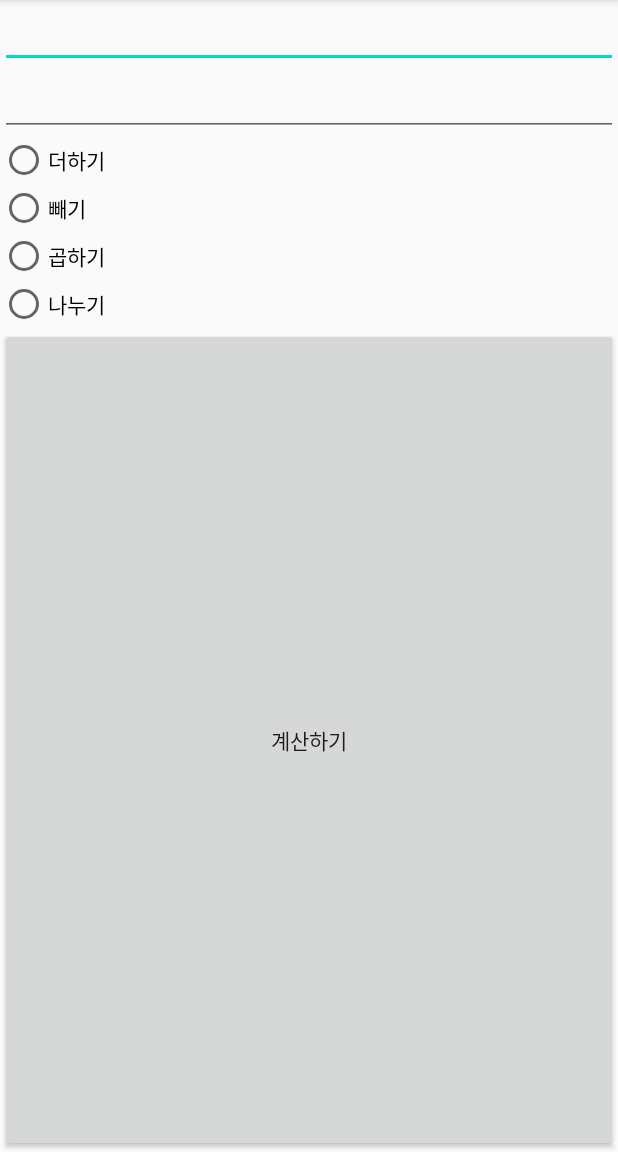
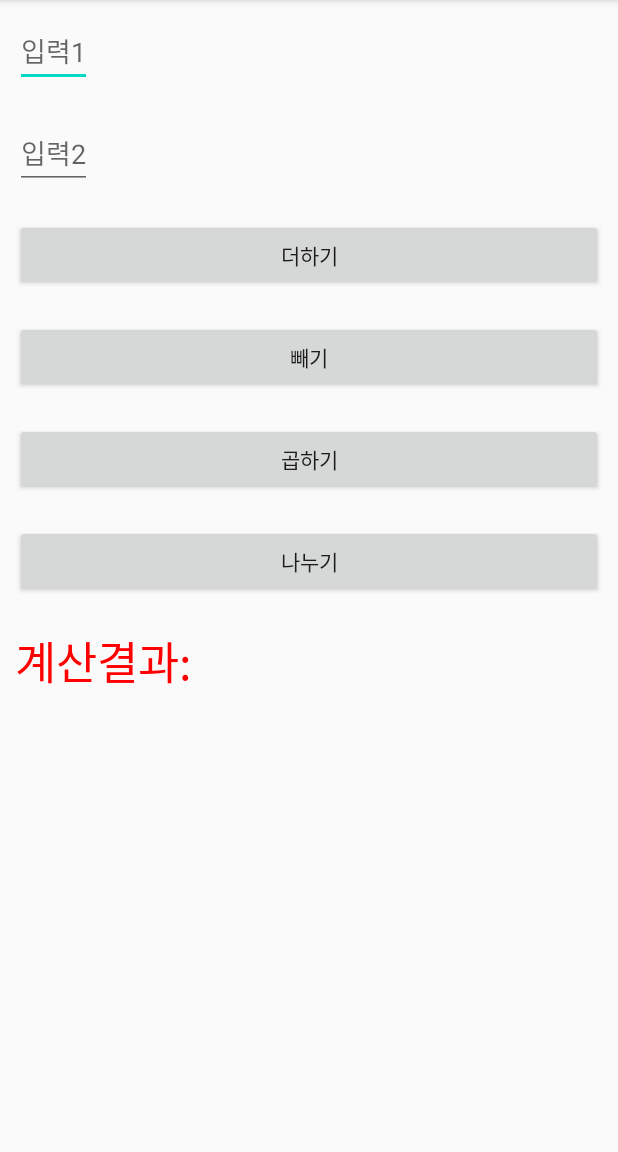
Before and after one commit to Nayoung-apeach/MirimIntentTest, an Android app: the screen it shows after launch (MainActivity), on a phone screen of 412 x 824 dp, the part 84-1236 px from its top. Run offline under Robolectric (Android 15) with nearby library versions, the phone set to English and light mode, and no system bars.

Commit message:
Complete java :D

```diff
--- a/app/src/main/java/kr/hs/emirim/s2019w04/mirimintenttest/MainActivity.java
+++ b/app/src/main/java/kr/hs/emirim/s2019w04/mirimintenttest/MainActivity.java
@@ -2,58 +2,70 @@ package kr.hs.emirim.s2019w04.mirimintenttest;
 
 import androidx.appcompat.app.AppCompatActivity;
 
-import android.content.Intent;
 import android.os.Bundle;
 import android.view.View;
 import android.widget.Button;
 import android.widget.EditText;
-import android.widget.RadioGroup;
-import android.widget.Toast;
+import android.widget.TextView;
 
 public class MainActivity extends AppCompatActivity {
-
+    EditText edit1,edit2;
+    Button btnAdd,btnMin,btnMul,btnDiv;
+    String num1,num2;
+    TextView res;
+    Integer textres;
     @Override
     protected void onCreate(Bundle savedInstanceState) {
+
+
+
         super.onCreate(savedInstanceState);
         setContentView(R.layout.activity_main);
+        edit1=(EditText)findViewById(R.id.edit1);
+        edit2=(EditText)findViewById(R.id.edit2);
+        btnAdd=(Button)findViewById(R.id.btnAdd);
+        btnMin=(Button)findViewById(R.id.btnMin);
+        btnMul=(Button)findViewById(R.id.btnMul);
+        btnDiv=(Button)findViewById(R.id.btnDiv);
+        res=(TextView)findViewById(R.id.TextRes);
+        View.OnClickListener Listener=new View.OnClickListener() {
+            @Override
+            public void onClick(View view) {
+                switch(view.getId())
+                {
+                    case R.id.btnAdd:
+                        num1=edit1.getText().toString();
+                        num2=edit2.getText().toString();
+                        textres=Integer.parseInt(num1)+Integer.parseInt(num2);
+                        res.setText("계산결과:"+textres);
+                        break;
+                    case R.id.btnMin:
+                        num1=edit1.getText().toString();
+                        num2=edit2.getText().toString();
+                        textres=Integer.parseInt(num1)-Integer.parseInt(num2);
+                        res.setText("계산결과:"+textres);
+                        break;
+                    case R.id.btnMul:
 
-        final EditText editInput1 = (EditText) findViewById(R.id.input_1);
-        final EditText editInput2 = (EditText) findViewById(R.id.input_2);
-        final RadioGroup radioGroup = (RadioGroup) findViewById(R.id.radiogroup);
 
-        Button btnNewActivity = (Button) findViewById(R.id.btnCal);
-        btnNewActivity.setOnClickListener(new View.OnClickListener() {
-            @Override
-            public void onClick(View v) {
-                Intent intent = new Intent(getApplicationContext(), ResultActivity.class);
-                switch (radioGroup.getCheckedRadioButtonId()){
-                    case R.id.radioadd:
-                        intent.putExtra("cal", "+");
+
+                        num1=edit1.getText().toString();
+                        num2=edit2.getText().toString();
+                        textres=Integer.parseInt(num1)*Integer.parseInt(num2);
+                        res.setText("계산결과:"+textres);
                         break;
-                    case R.id.radiominus:
-                        intent.putExtra("cal", "-");
-                        break;
-                    case R.id.radiomul:
-                        intent.putExtra("cal", "*");
-                        break;
-                    case R.id.radiodiv:
-                        intent.putExtra("cal", "/");
-                        break;
-                    default:
+                    case R.id.btnDiv:
+                        num1=edit1.getText().toString();
+                        num2=edit2.getText().toString();
+                        textres=Integer.parseInt(num1)/Integer.parseInt(num2);
+                        res.setText("계산결과:"+textres);
                         break;
                 }
-                intent.putExtra("num1", Integer.parseInt(editInput1.getText().toString()));
-                intent.putExtra("num2", Integer.parseInt(editInput2.getText().toString()));
-
-                startActivityForResult(intent, 0);
             }
-        });
-    }
-    @Override
-    protected void onActivityResult(int requestCode, int resultCode, Intent data){
-        if(resultCode == RESULT_OK){
-            int hap = data.getIntExtra("Hap", 0);
-            Toast.makeText(getApplicationContext(), "결과" +hap, Toast.LENGTH_SHORT).show();
-        }
+        };
+        btnAdd.setOnClickListener(Listener);
+        btnMin.setOnClickListener(Listener);
+        btnMul.setOnClickListener(Listener);
+        btnDiv.setOnClickListener(Listener);
     }
 }
--- a/app/src/main/res/layout/activity_main.xml
+++ b/app/src/main/res/layout/activity_main.xml
@@ -1,54 +1,51 @@
-<?xml version="1.0" encoding="utf-8"?>
-<LinearLayout
-    xmlns:android="http://schemas.android.com/apk/res/android"
-    xmlns:app="http://schemas.android.com/apk/res-auto"
+<LinearLayout xmlns:android="http://schemas.android.com/apk/res/android"
     xmlns:tools="http://schemas.android.com/tools"
     android:layout_width="match_parent"
     android:layout_height="match_parent"
-    tools:context=".MainActivity"
-    android:orientation="vertical">
+    android:orientation="vertical" >
 
     <EditText
-        android:id="@+id/input_1"
-        android:layout_width="match_parent"
-        android:layout_height="wrap_content"/>
-    <EditText
-        android:id="@+id/input_2"
-        android:layout_width="match_parent"
-        android:layout_height="wrap_content"/>
-
-    <RadioGroup
-        android:id="@+id/radiogroup"
-        android:layout_width="wrap_content"
-        android:layout_height="wrap_content">
-    <RadioButton
-        android:id="@+id/radioadd"
         android:layout_width="wrap_content"
         android:layout_height="wrap_content"
-        android:text="더하기"
-        />
-    <RadioButton
-        android:id="@+id/radiominus"
+        android:id="@+id/edit1"
+        android:layout_margin="10dp"
+        android:hint="입력1"/>
+    <EditText
         android:layout_width="wrap_content"
         android:layout_height="wrap_content"
-        android:text="빼기" />
-    <RadioButton
-        android:id="@+id/radiomul"
+        android:id="@+id/edit2"
+        android:layout_margin="10dp"
+        android:hint="입력2"/>
+    <Button
+        android:id="@+id/btnAdd"
+        android:layout_width="match_parent"
+        android:layout_height="wrap_content"
+        android:layout_margin="10dp"
+        android:text="더하기"/>
+    <Button
+        android:layout_width="match_parent"
+        android:layout_height="wrap_content"
+        android:layout_margin="10dp"
+        android:id="@+id/btnMin"
+        android:text="빼기"/>
+    <Button
+        android:layout_width="match_parent"
+        android:layout_height="wrap_content"
+        android:layout_margin="10dp"
+        android:id="@+id/btnMul"
+        android:text="곱하기"/>
+    <Button
+        android:layout_width="match_parent"
+        android:layout_height="wrap_content"
+        android:layout_margin="10dp"
+        android:id="@+id/btnDiv"
+        android:text="나누기"/>
+    <TextView
         android:layout_width="wrap_content"
         android:layout_height="wrap_content"
-        android:text="곱하기"
-        />
-    <RadioButton
-        android:id="@+id/radiodiv"
-        android:layout_width="wrap_content"
-        android:layout_height="wrap_content"
-        android:text="나누기"
-        />
-    </RadioGroup>
-    <Button
-        android:id="@+id/btnCal"
-        android:layout_width="match_parent"
-        android:layout_height="match_parent"
-        android:text="계산하기"
-        />
+        android:id="@+id/TextRes"
+        android:textSize="30sp"
+        android:textColor="#FF0000"
+        android:layout_margin="10dp"
+        android:text="계산결과: "/>
 </LinearLayout>
```
